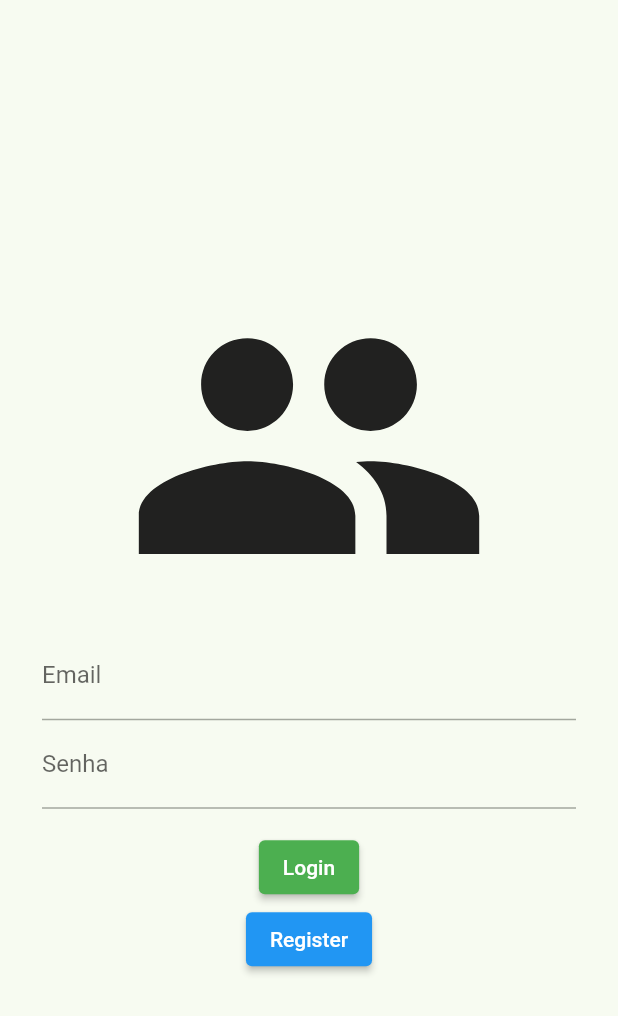
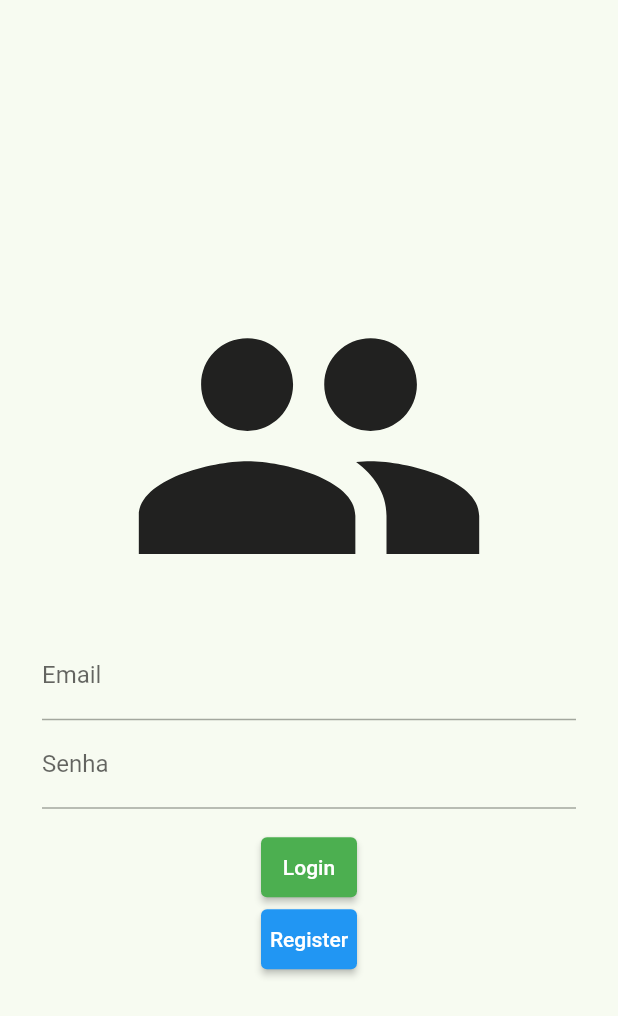
Before and after one commit to Luanftg/System_Finances, a Flutter app: the screen it shows after launch, on a phone screen of 412 x 824 dp. Shown: the top 1016 px of the screen. Run offline on Flutter 3.47's test engine with Material 2 defaults, Android fonts, the phone set to English and light mode, and no system bars; our stand-ins replace dio, firebase_auth, firebase_core, internet_connection_checker, shared_preferences; accounts and stored records are empty.

Commit message:
[style]: add theme to elevatedButton and colors in AppColors

```diff
--- a/lib/constants/app_colors.dart
+++ b/lib/constants/app_colors.dart
@@ -10,4 +10,5 @@ class AppColors {
   static const Color caption = Color(0xFFB8C5D0);
   static const Color black38 = Colors.black38;
   static const Color black = Colors.black;
+  static const Color blue = Colors.blue;
 }
--- a/lib/main.dart
+++ b/lib/main.dart
@@ -44,6 +44,12 @@ class MyApp extends StatelessWidget {
         theme: ThemeData(
           //primaryColor: Colors.green,
           colorSchemeSeed: AppColors.primary,
+          elevatedButtonTheme: ElevatedButtonThemeData(
+            style: ButtonStyle(
+                backgroundColor: MaterialStateProperty.all(AppColors.primary),
+                padding: MaterialStateProperty.all(
+                    const EdgeInsets.symmetric(vertical: 12))),
+          ),
           textTheme: const TextTheme(labelMedium: AppTextStyles.label),
           bottomNavigationBarTheme: const BottomNavigationBarThemeData(
             showSelectedLabels: true,
```
